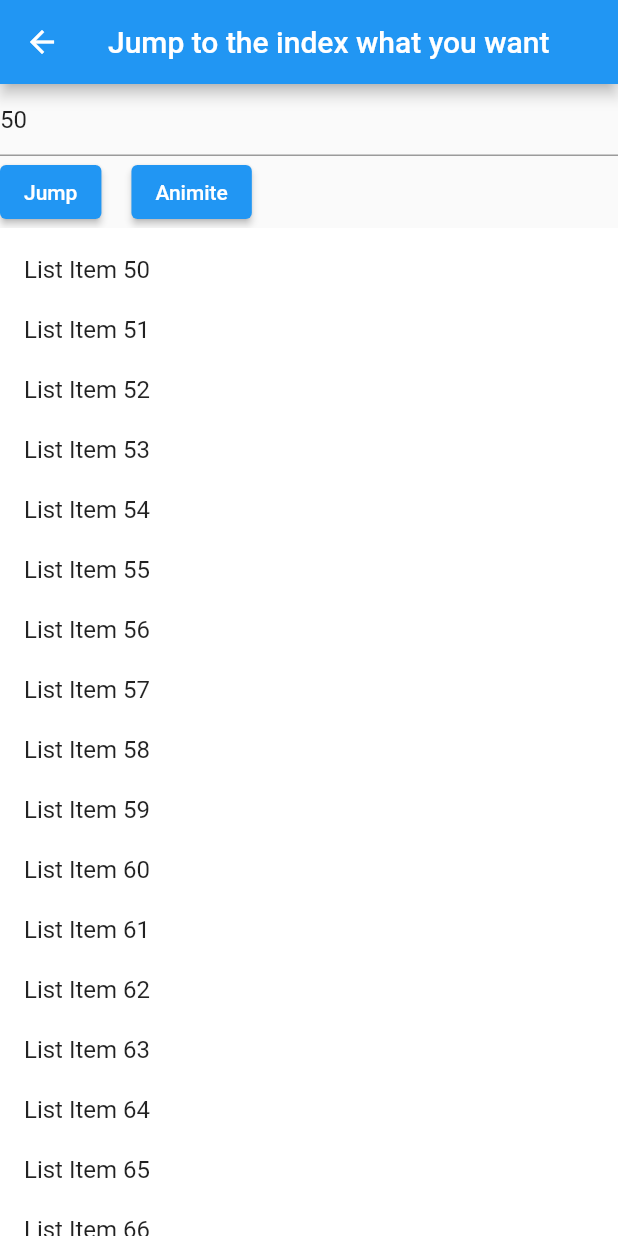
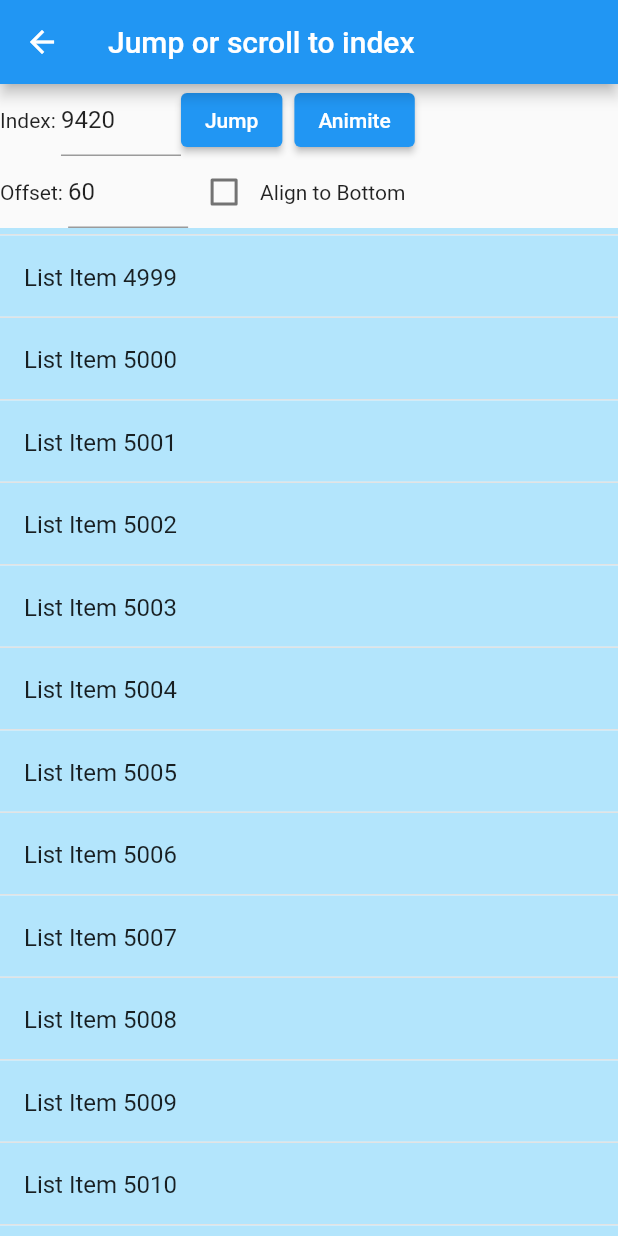
Before and after one commit to robert-luoqing/flutter_list_view, a Flutter app: the JumpToIndexPage screen opened by its route, after a tap on "Animite", on a phone screen of 412 x 824 dp. Run offline on Flutter 3.47's test engine with Material 2 defaults, Android fonts, the phone set to English and light mode, and no system bars; our stand-ins replace pull_to_refresh.

Commit message:
enhance scroll issue

```diff
--- a/example/lib/jump_to_index.dart
+++ b/example/lib/jump_to_index.dart
@@ -12,20 +12,30 @@ class JumpToIndexPage extends StatefulWidget {
 
 class _JumpToIndexPageState extends State<JumpToIndexPage> {
   FlutterListViewController controller = FlutterListViewController();
-  TextEditingController textController = TextEditingController(text: "50");
+  TextEditingController indexTextController =
+      TextEditingController(text: "5000");
+  TextEditingController offsetTextController =
+      TextEditingController(text: "60");
 
   List<int> data = [];
+  List<double> heights = [];
+  List<Color> colors = [];
+  bool alignToBottom = false;
   @override
   initState() {
     for (var i = 0; i < 100000; i++) {
       data.add(i);
+      int height = 35 + Random().nextInt(100);
+      heights.add(double.parse(height.toString()));
+      colors.add(Colors.lightBlue[100 * (height % 9)] ?? Colors.lightBlue);
     }
     super.initState();
   }
 
   @override
   dispose() {
-    textController.dispose();
+    indexTextController.dispose();
+    offsetTextController.dispose();
     super.dispose();
   }
 
@@ -33,36 +43,75 @@ class _JumpToIndexPageState extends State<JumpToIndexPage> {
   Widget build(BuildContext context) {
     return Scaffold(
       appBar: AppBar(
-        title: const Text("Jump to the index what you want"),
+        title: const Text("Jump or scroll to index"),
       ),
       body: Column(
         children: [
-          Wrap(spacing: 20, children: [
-            TextField(controller: textController),
+          Row(
+            children: [
+              const Text("Index: "),
+              SizedBox(
+                  width: 80, child: TextField(controller: indexTextController)),
               ElevatedButton(
-                onPressed: () {
-                  controller.sliverController
-                      .jumpToIndex(int.parse(textController.text));
+                  onPressed: () async {
+                    controller.sliverController.jumpToIndex(
+                        int.parse(indexTextController.text),
+                        offset: double.parse(offsetTextController.text),
+                        offsetBasedOnBottom: alignToBottom);
+                    await Future.delayed(const Duration(seconds: 1));
+                    indexTextController.text =
+                        Random().nextInt((10000)).toString();
                   },
                   child: const Text("Jump")),
-            ElevatedButton(
-                onPressed: () {
+              Padding(
+                padding: const EdgeInsets.symmetric(horizontal: 8),
+                child: ElevatedButton(
+                    onPressed: () async {
                       controller.sliverController.animateToIndex(
-                      int.parse(textController.text),
+                          int.parse(indexTextController.text),
+                          offset: double.parse(offsetTextController.text),
+                          offsetBasedOnBottom: alignToBottom,
                           duration: const Duration(milliseconds: 300),
                           curve: Curves.ease);
+                      await Future.delayed(const Duration(seconds: 1));
+                      indexTextController.text =
+                          Random().nextInt((10000)).toString();
                     },
                     child: const Text("Animite")),
-          ]),
+              ),
+            ],
+          ),
+          Row(
+            children: [
+              const Text("Offset: "),
+              SizedBox(
+                  width: 80,
+                  child: TextField(controller: offsetTextController)),
+              Checkbox(
+                value: alignToBottom,
+                onChanged: (value) {
+                  setState(() {
+                    alignToBottom = value ?? false;
+                  });
+                },
+              ),
+              const Text("Align to Bottom")
+            ],
+          ),
           Expanded(
             child: FlutterListView(
               controller: controller,
               delegate: FlutterListViewDelegate(
-                    (BuildContext context, int index) =>
-                        Item(text: data[index]),
+                (BuildContext context, int index) => Item(
+                  text: data[index],
+                  color: colors[index],
+                  height: heights[index],
+                ),
                 childCount: data.length,
-                    preferItemHeight: 33,
-                    onItemHeight: (context) => 33)),
+                preferItemHeight: 50,
+                // onItemHeight: (context) => 33
+              ),
+            ),
           ),
         ],
       ),
@@ -71,15 +120,17 @@ class _JumpToIndexPageState extends State<JumpToIndexPage> {
 }
 
 class Item extends StatefulWidget {
-  const Item({Key? key, required this.text}) : super(key: key);
+  const Item(
+      {Key? key, required this.text, required this.color, required this.height})
+      : super(key: key);
   final int text;
+  final Color color;
+  final double height;
   @override
   _ItemState createState() => _ItemState();
 }
 
 class _ItemState extends State<Item> {
-  double height = 40.0;
-  Color? color = Colors.white;
   @override
   void initState() {
     super.initState();
@@ -88,18 +139,20 @@ class _ItemState extends State<Item> {
   @override
   Widget build(BuildContext context) {
     return GestureDetector(
-      onTap: () {
-        setState(() {
-          var randomNum = Random().nextInt(100000);
-          color = Colors.lightBlue[100 * (randomNum % 9)];
-        });
-      },
+      onTap: () {},
       behavior: HitTestBehavior.opaque,
       child: SizedBox(
-        height: height,
+        height: widget.height,
+        child: Column(
+          children: [
+            Expanded(
               child: Container(
-            color: color,
+                  color: widget.color,
                   child: ListTile(title: Text('List Item ${widget.text}'))),
+            ),
+            const SizedBox(height: 1, child: Divider()),
+          ],
+        ),
       ),
     );
   }
--- a/example/lib/route.dart
+++ b/example/lib/route.dart
@@ -3,6 +3,8 @@ import 'flutter_list_view_performance.dart';
 import 'init_jump.dart';
 import 'init_jump_after_loaddata.dart';
 import 'jump_to_index.dart';
+import 'list_view_performance.dart';
+import 'permanent_item.dart';
 import 'pull_to_refresh_list.dart';
 import 'sticky_header.dart';
 import 'sticky_header_refresh.dart';
@@ -31,5 +33,7 @@ class SectionViewRoute {
         const InitJumpAfterLoadDataPage(),
     "/flutterListViewPerformance": (context) =>
         const FlutterListViewPerformance(),
+    "/listViewPerformance": (context) => const ListViewPerformance(),
+    "/permanentItem": (conntext) => const PermanentItem()
   };
 }
--- a/lib/src/flutter_list_view_element.dart
+++ b/lib/src/flutter_list_view_element.dart
@@ -108,17 +108,24 @@ class FlutterListViewElement extends RenderObjectElement {
   /// The elements will be reusable
   /// The order of list it the item sequence shows in UI
   final List<FlutterListViewRenderData> _renderedElements = [];
+  List<FlutterListViewRenderData> get renderedElements => _renderedElements;
+
+  /// permanentElements is used to hold the element not release once created
+  /// And also it will not reused
+  /// [permanentElements] key is the item's key or index
+  final Map<String, FlutterListViewRenderData> _permanentElements = {};
+  Map<String, FlutterListViewRenderData> get permanentElements =>
+      _permanentElements;
 
   /// Current sticky element which show on top of list
   FlutterListViewRenderData? stickyElement;
-
-  List<FlutterListViewRenderData> get renderedElements => _renderedElements;
 
   /// It will store the height of item which has rendered or provide by feedback
   final Map<String, double> _itemHeights = {};
 
   /// The cache'd element. These element will be reused
-  List<FlutterListViewRenderData> cachedElements = [];
+  final List<FlutterListViewRenderData> _cachedElements = [];
+  List<FlutterListViewRenderData> get cachedElements => _cachedElements;
 
   /// 总的item的高度
   double _totalItemHeight = 0;
@@ -156,7 +163,12 @@ class FlutterListViewElement extends RenderObjectElement {
 
     if (scrollOffset < 0) scrollOffset = 0;
 
-    supressElementGenerate = true;
+    supressElementGenerate = false;
+    if (widget.delegate is FlutterListViewDelegate) {
+      var flutterListDelegate = widget.delegate as FlutterListViewDelegate;
+      supressElementGenerate = flutterListDelegate.isSupressElementGenerate;
+    }
+
     try {
       var position = parentScrollableState?.position;
       await position?.animateTo(scrollOffset, duration: duration, curve: curve);
@@ -205,24 +217,24 @@ class FlutterListViewElement extends RenderObjectElement {
 
   FirstItemAlign get firstItemAlign {
     if (widget.delegate is FlutterListViewDelegate) {
-      var chatListDelegate = widget.delegate as FlutterListViewDelegate;
-      return chatListDelegate.firstItemAlign;
+      var flutterListDelegate = widget.delegate as FlutterListViewDelegate;
+      return flutterListDelegate.firstItemAlign;
     }
     return FirstItemAlign.start;
   }
 
   bool get keepPosition {
     if (widget.delegate is FlutterListViewDelegate) {
-      var chatListDelegate = widget.delegate as FlutterListViewDelegate;
-      return chatListDelegate.keepPosition;
+      var flutterListDelegate = widget.delegate as FlutterListViewDelegate;
+      return flutterListDelegate.keepPosition;
     }
     return false;
   }
 
   double get keepPositionOffset {
     if (widget.delegate is FlutterListViewDelegate) {
-      var chatListDelegate = widget.delegate as FlutterListViewDelegate;
-      return chatListDelegate.keepPositionOffset;
+      var flutterListDelegate = widget.delegate as FlutterListViewDelegate;
+      return flutterListDelegate.keepPositionOffset;
     }
     return 0;
   }
@@ -234,11 +246,11 @@ class FlutterListViewElement extends RenderObjectElement {
       return _itemHeights[key]!;
     } else {
       if (widget.delegate is FlutterListViewDelegate) {
-        var chatListDelegate = widget.delegate as FlutterListViewDelegate;
-        if (chatListDelegate.onItemHeight != null) {
-          return chatListDelegate.onItemHeight!(index);
+        var flutterListDelegate = widget.delegate as FlutterListViewDelegate;
+        if (flutterListDelegate.onItemHeight != null) {
+          return flutterListDelegate.onItemHeight!(index);
         } else {
-          return chatListDelegate.preferItemHeight;
+          return flutterListDelegate.preferItemHeight;
         }
       }
       return 50.0;
@@ -247,9 +259,9 @@ class FlutterListViewElement extends RenderObjectElement {
 
   bool queryIsStickyItemByIndex(int index) {
     if (widget.delegate is FlutterListViewDelegate) {
-      var chatListDelegate = widget.delegate as FlutterListViewDelegate;
-      if (chatListDelegate.onItemSticky != null) {
-        return chatListDelegate.onItemSticky!(index);
+      var flutterListDelegate = widget.delegate as FlutterListViewDelegate;
+      if (flutterListDelegate.onItemSticky != null) {
+        return flutterListDelegate.onItemSticky!(index);
       }
     }
 
@@ -262,9 +274,9 @@ class FlutterListViewElement extends RenderObjectElement {
 
   String getKeyByItemIndex(int index) {
     if (widget.delegate is FlutterListViewDelegate) {
-      var chatListDelegate = widget.delegate as FlutterListViewDelegate;
-      if (chatListDelegate.onItemKey != null) {
-        return chatListDelegate.onItemKey!(index);
+      var flutterListDelegate = widget.delegate as FlutterListViewDelegate;
+      if (flutterListDelegate.onItemKey != null) {
+        return flutterListDelegate.onItemKey!(index);
       }
     }
     return index.toString();
@@ -283,9 +295,9 @@ class FlutterListViewElement extends RenderObjectElement {
     // 以下是重写该方法
     var hasCalced = false;
     if (widget.delegate is FlutterListViewDelegate) {
-      var chatListDelegate = widget.delegate as FlutterListViewDelegate;
-      if (chatListDelegate.onItemKey != null ||
-          chatListDelegate.onItemHeight != null) {
+      var flutterListDelegate = widget.delegate as FlutterListViewDelegate;
+      if (flutterListDelegate.onItemKey != null ||
+          flutterListDelegate.onItemHeight != null) {
         double height = 0;
         for (var i = 0; i < childCount; i++) {
           height += getItemHeight(getKeyByItemIndex(i), i);
@@ -306,8 +318,8 @@ class FlutterListViewElement extends RenderObjectElement {
       }
       var itemHeight = 50.0;
       if (widget.delegate is FlutterListViewDelegate) {
-        var chatListDelegate = widget.delegate as FlutterListViewDelegate;
-        itemHeight = chatListDelegate.preferItemHeight;
+        var flutterListDelegate = widget.delegate as FlutterListViewDelegate;
+        itemHeight = flutterListDelegate.preferItemHeight;
       }
 
       height += ((childCount - calcItemCount) * itemHeight);
@@ -333,7 +345,7 @@ class FlutterListViewElement extends RenderObjectElement {
     if (startOffset < 0) {
       startOffset = 0;
     }
-    double endOffset = scrollOffset + cacheExtent;
+    double endOffset = scrollOffset + viewportHeight + cacheExtent;
 
     /// Remove unrenderable item from [_renderedElements]
     /// Notice remove left and remove right is good for performance.
@@ -342,7 +354,7 @@ class FlutterListViewElement extends RenderObjectElement {
       var item = _renderedElements[0];
       if ((item.offset + item.height) < startOffset) {
         _renderedElements.removeAt(0);
-        cachedElements.add(item);
+        putRenderItemToCacheOrPermanent(item);
         if (item == stickyElement) {
           stickyElement = null;
         }
@@ -357,7 +369,7 @@ class FlutterListViewElement extends RenderObjectElement {
       var item = _renderedElements[length - 1];
       if (item.offset > endOffset) {
         _renderedElements.removeAt(length - 1);
-        cachedElements.add(item);
+        putRenderItemToCacheOrPermanent(item);
         if (item == stickyElement) {
           stickyElement = null;
         }
@@ -369,7 +381,7 @@ class FlutterListViewElement extends RenderObjectElement {
 
   FlutterListViewRenderData constructOneIndexElement(
       int index, double itemOffset, bool needInsertToRenderElement) {
-    var result = _createOrReuseElement(cachedElements, index);
+    var result = _createOrReuseElement(index);
     result.offset = itemOffset;
     if (needInsertToRenderElement) {
       _renderedElements.insert(0, result);
@@ -392,7 +404,7 @@ class FlutterListViewElement extends RenderObjectElement {
       var firstElement = _renderedElements[0];
       if (firstElement.offset > startOffset && firstElement.index > 0) {
         var indexOfCreate = firstElement.index - 1;
-        result = _createOrReuseElement(cachedElements, indexOfCreate);
+        result = _createOrReuseElement(indexOfCreate);
         result.offset = firstElement.offset - result.height;
         _renderedElements.insert(0, result);
       }
@@ -440,26 +452,14 @@ class FlutterListViewElement extends RenderObjectElement {
     return diff;
   }
 
-  FlutterListViewRenderData _createOrReuseElement(
-      List<FlutterListViewRenderData> cacheds, int index) {
-    Element? newElement;
-    if (cacheds.isNotEmpty) {
-      /// Priority reuse same key elements
-      var itemKey = getKeyByItemIndex(index);
-      var matchedIndex = 0;
-      for (var i = 0; i < cacheds.length; i++) {
-        if (cacheds[i].itemKey == itemKey) {
-          matchedIndex = i;
-          break;
-        }
-      }
-
-      newElement = cacheds[matchedIndex].element;
-      cacheds.removeAt(matchedIndex);
-      newElement = updateChild(newElement, _build(index), index);
+  FlutterListViewRenderData _createOrReuseElement(int index) {
+    Element? newElement = fetchItemFromCacheOrPermanent(index);
+    if (newElement != null) {
+      updateChild(newElement, _build(index), index);
     } else {
       newElement = createChild2(index);
     }
+
     var itemKey = getKeyByItemIndex(index);
     var height = getItemHeight(itemKey, index);
     var isSticky = queryIsStickyItemByIndex(index);
@@ -497,7 +497,7 @@ class FlutterListViewElement extends RenderObjectElement {
       if ((lastElement.offset + lastElement.height) <= endOffset &&
           lastElement.index < childCount - 1) {
         var indexOfCreate = lastElement.index + 1;
-        result = _createOrReuseElement(cachedElements, indexOfCreate);
+        result = _createOrReuseElement(indexOfCreate);
         result.offset = lastElement.offset + lastElement.height;
         _renderedElements.add(result);
       }
@@ -514,7 +514,7 @@ class FlutterListViewElement extends RenderObjectElement {
         if (accuHeight <= startOffset &&
             (accuHeight + itemHeight) >= startOffset) {
           firstIndex = i;
-          result = _createOrReuseElement(cachedElements, firstIndex);
+          result = _createOrReuseElement(firstIndex);
           result.offset = accuHeight;
           _renderedElements.add(result);
           break;
@@ -639,6 +639,10 @@ class FlutterListViewElement extends RenderObjectElement {
     for (var item in cachedElements) {
       visitor(item.element);
     }
+
+    for (var key in permanentElements.keys) {
+      visitor(permanentElements[key]!.element);
+    }
   }
 
   @override
@@ -699,11 +703,17 @@ class FlutterListViewElement extends RenderObjectElement {
       removeChildElement(item.element);
     }
     cachedElements.clear();
+
+    for (var key in permanentElements.keys) {
+      removeChildElement(permanentElements[key]!.element);
+    }
+
+    permanentElements.clear();
   }
 
   void removeAllChildrenToCachedElements() {
     for (var item in _renderedElements) {
-      cachedElements.add(item);
+      putRenderItemToCacheOrPermanent(item);
       if (item == stickyElement) {
         stickyElement = null;
       }
@@ -711,9 +721,58 @@ class FlutterListViewElement extends RenderObjectElement {
     _renderedElements.clear();
 
     if (stickyElement != null) {
-      cachedElements.add(stickyElement!);
+      putRenderItemToCacheOrPermanent(stickyElement!);
     }
     stickyElement = null;
+  }
+
+  bool isPermanentItem(String key) {
+    if (widget.delegate is FlutterListViewDelegate) {
+      var flutterListDelegate = widget.delegate as FlutterListViewDelegate;
+      if (flutterListDelegate.onIsPermanent != null) {
+        return flutterListDelegate.onIsPermanent!(key);
+      }
+    }
+    return false;
+  }
+
+  void putRenderItemToCacheOrPermanent(FlutterListViewRenderData item) {
+    var key = item.itemKey;
+    if (isPermanentItem(key)) {
+      if (permanentElements.containsKey(key)) {
+        assert(false, "Item key has duplicate when cache permanent item");
+      }
+      permanentElements[key] = item;
+    } else {
+      cachedElements.add(item);
+    }
+  }
+
+  Element? fetchItemFromCacheOrPermanent(int index) {
+    Element? newElement;
+    var itemKey = getKeyByItemIndex(index);
+    if (permanentElements.containsKey(itemKey)) {
+      newElement = permanentElements[itemKey]!.element;
+      permanentElements.remove(itemKey);
+    } else {
+      /// PermanentItem will not reused exist cached item.
+      /// It will create new one.
+      if (!isPermanentItem(itemKey) && cachedElements.isNotEmpty) {
+        /// Priority reuse same key elements
+        var matchedIndex = 0;
+        for (var i = 0; i < cachedElements.length; i++) {
+          if (cachedElements[i].itemKey == itemKey) {
+            matchedIndex = i;
+            break;
+          }
+        }
+
+        newElement = cachedElements[matchedIndex].element;
+        cachedElements.removeAt(matchedIndex);
+      }
+    }
+
+    return newElement;
   }
 
   @override
--- a/lib/src/flutter_list_view_render.dart
+++ b/lib/src/flutter_list_view_render.dart
@@ -91,9 +91,6 @@ class FlutterListViewRender extends RenderSliver
       childManager.calcTotalItemHeight();
 
       childManager.removeAllChildrenToCachedElements();
-      // invokeLayoutCallback((constraints) {
-      //   childManager.removeAllChildren();
-      // });
 
       if (childManager.indexShoudBeJumpTo != null) {
         final jumpIndex = childManager.indexShoudBeJumpTo!;
@@ -630,6 +627,7 @@ class FlutterListViewRender extends RenderSliver
     var renderedElements = childManager.renderedElements;
     var stickyElement = childManager.stickyElement;
     var stickyIsInRenderedElements = false;
+    var permanentElements = childManager.permanentElements;
     for (var element in renderedElements) {
       element.element.renderObject!.attach(owner);
       if (element == stickyElement) {
@@ -640,6 +638,10 @@ class FlutterListViewRender extends RenderSliver
     if (stickyIsInRenderedElements == false && stickyElement != null) {
       stickyElement.element.renderObject!.attach(owner);
     }
+
+    for (var key in permanentElements.keys) {
+      permanentElements[key]!.element.renderObject!.attach(owner);
+    }
   }
 
   @override
@@ -647,6 +649,7 @@ class FlutterListViewRender extends RenderSliver
     super.detach();
     var renderedElements = childManager.renderedElements;
     var stickyElement = childManager.stickyElement;
+    var permanentElements = childManager.permanentElements;
     var stickyIsInRenderedElements = false;
     for (var element in renderedElements) {
       element.element.renderObject!.detach();
@@ -660,6 +663,10 @@ class FlutterListViewRender extends RenderSliver
 
     for (var element in childManager.cachedElements) {
       element.element.renderObject!.detach();
+    }
+
+    for (var key in permanentElements.keys) {
+      permanentElements[key]!.element.renderObject!.detach();
     }
   }
 
--- a/lib/src/flutter_sliver_list_controller.dart
+++ b/lib/src/flutter_sliver_list_controller.dart
@@ -13,22 +13,22 @@ class FlutterSliverListController {
       onPaintItemPositionsCallback;
 
   FlutterListViewElement? _listView;
-  jumpToIndex(int index,
+  void jumpToIndex(int index,
       {double offset = 0, bool offsetBasedOnBottom = false}) {
     if (_listView != null) {
       _listView!.jumpToIndex(index, offset, offsetBasedOnBottom);
     }
   }
 
-  animateToIndex(
+  Future<void> animateToIndex(
     int index, {
     required Duration duration,
     required Curve curve,
     double offset = 0,
     bool offsetBasedOnBottom = false,
-  }) {
+  }) async {
     if (_listView != null) {
-      _listView!.animateToIndex(index,
+      await _listView!.animateToIndex(index,
           offset: offset,
           basedOnBottom: offsetBasedOnBottom,
           duration: duration,
--- a/pubspec.yaml
+++ b/pubspec.yaml
@@ -1,6 +1,6 @@
 name: flutter_list_view
 description: Provide enhanced list view include jump index, keep position etc.
-version: 1.0.9
+version: 1.1.1
 homepage: https://github.com/robert-luoqing/flutter_list_view
 
 environment:
```
Also changed, not shown: example/lib/home.dart (+10 -0 lines), example/lib/list_view_performance.dart (added, +27 -0 lines), example/lib/permanent_item.dart (added, +103 -0 lines), example/lib/testlist.dart (+8 -6 lines), lib/src/flutter_list_view_delegate.dart (+10 -1 lines), example/pubspec.lock, screen/jump.gif, 2 other files. Lines whose indentation alone changed are shown as unchanged.
